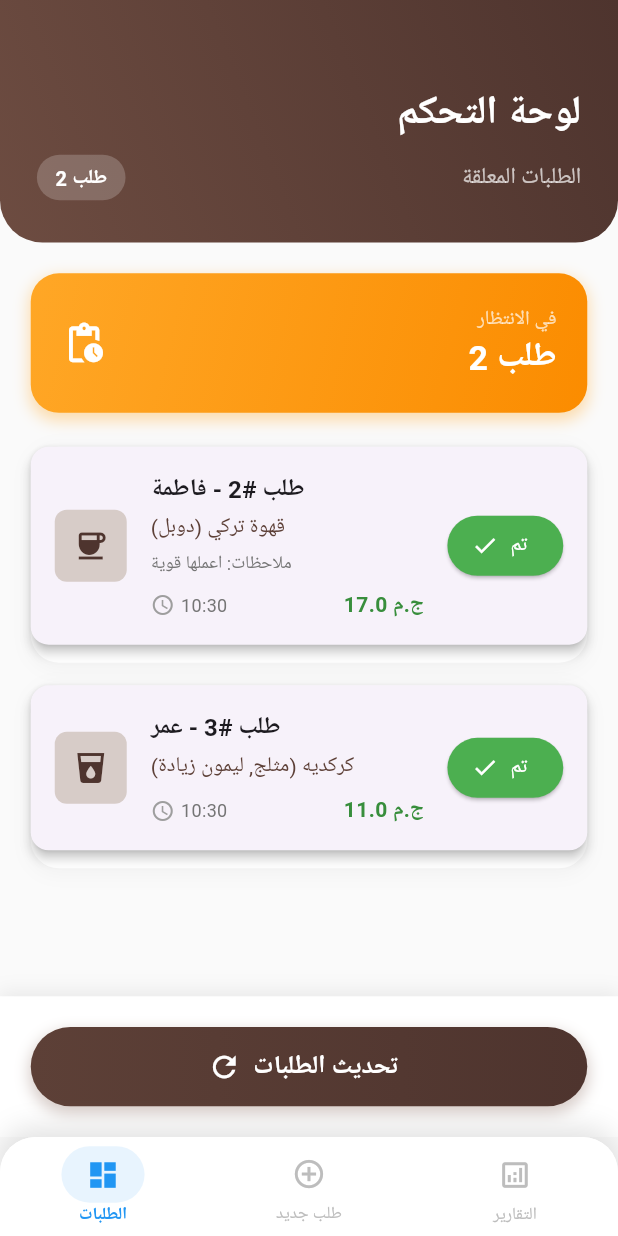
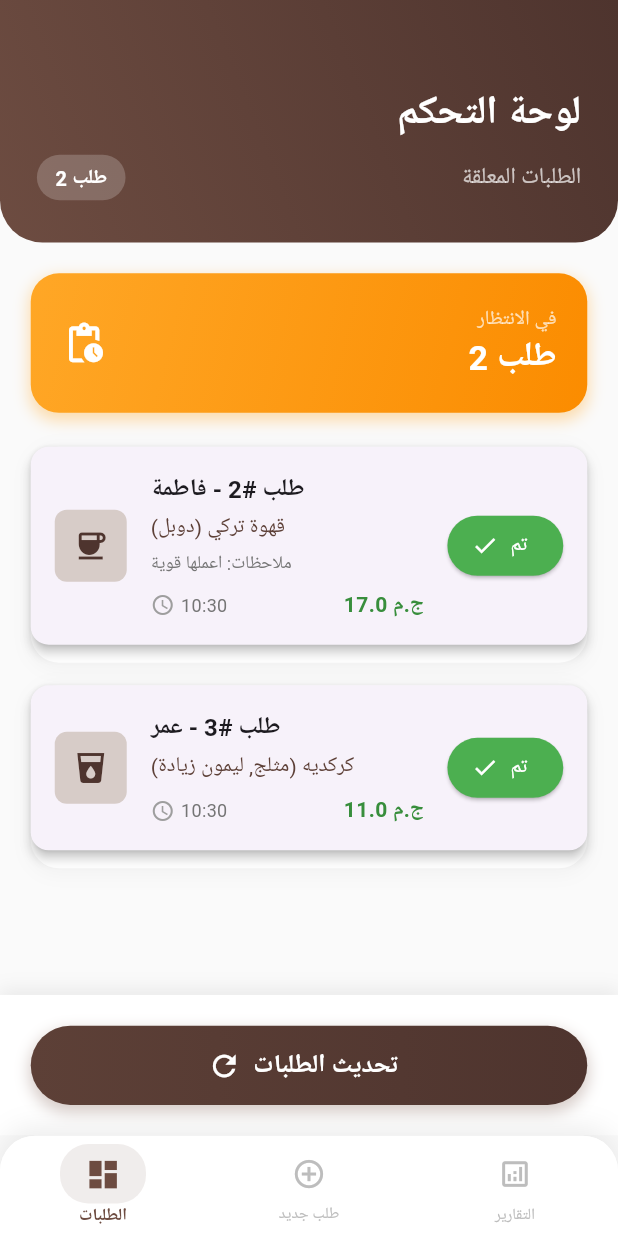
Before and after one commit to wafaasayed97/OOP_SOLID_Mentorship, a Flutter app: the screen it shows after launch, after a tap on "تم", on a phone screen of 412 x 824 dp. Run offline on Flutter 3.47's test engine with Material 3 defaults, Android fonts, the phone set to English and light mode, and no system bars; our stand-ins replace equatable, flutter_bloc, flutter_screenutil; Roboto replaces fonts that are missing (Arial).

Commit message:
fix the bottom nav bar commit

```diff
--- a/lib/features/presentation/ui/ahwa_manager_home_page.dart
+++ b/lib/features/presentation/ui/ahwa_manager_home_page.dart
@@ -16,33 +16,63 @@ class AhwaManagerHomePage extends StatefulWidget {
 
 class _AhwaManagerHomePageState extends State<AhwaManagerHomePage> {
   int _selectedIndex = 0;
-  PageController _pageController = PageController();
+  late PageController _pageController;
 
   final List<Map<String, dynamic>> _pages = [
     {
       'icon': Icons.dashboard_outlined,
       'activeIcon': Icons.dashboard,
       'label': 'الطلبات',
-      'color': Colors.blue,
+      'color': Colors.brown[600],
     },
     {
       'icon': Icons.add_circle_outline,
       'activeIcon': Icons.add_circle,
       'label': 'طلب جديد',
-      'color': Colors.green,
+      'color': Colors.brown[700],
     },
     {
       'icon': Icons.analytics_outlined,
       'activeIcon': Icons.analytics,
       'label': 'التقارير',
-      'color': Colors.purple,
+      'color': Colors.brown[800],
     },
   ];
+
+  @override
+  void initState() {
+    super.initState();
+    _pageController = PageController();
+  }
 
   @override
   void dispose() {
     _pageController.dispose();
     super.dispose();
+  }
+
+  bool _isNavigating = false;
+
+  void _onNavBarTap(int index) {
+    if (_isNavigating || _selectedIndex == index) return;
+
+    _isNavigating = true;
+    setState(() => _selectedIndex = index);
+
+    _pageController.animateToPage(
+      index,
+      duration: const Duration(milliseconds: 300),
+      curve: Curves.easeInOut,
+    ).then((_) {
+      _isNavigating = false;
+    });
+  }
+
+  void _onPageChanged(int index) {
+    // Only update if we're not currently navigating via nav bar
+    if (!_isNavigating) {
+      setState(() => _selectedIndex = index);
+    }
   }
 
   @override
@@ -70,11 +100,12 @@ class _AhwaManagerHomePageState extends State<AhwaManagerHomePage> {
                 behavior: SnackBarBehavior.floating,
                 shape: RoundedRectangleBorder(borderRadius: BorderRadius.circular(12.r)),
                 margin: EdgeInsets.all(16.w),
+                duration: const Duration(seconds: 4),
                 action: SnackBarAction(
                   label: 'إغلاق',
                   textColor: Colors.white,
                   onPressed: () {
-                    context.read<AhwaManagerCubit>().resetToLoaded();
+                    ScaffoldMessenger.of(context).hideCurrentSnackBar();
                   },
                 ),
               ),
@@ -83,9 +114,8 @@ class _AhwaManagerHomePageState extends State<AhwaManagerHomePage> {
         },
         child: PageView(
           controller: _pageController,
-          onPageChanged: (index) {
-            setState(() => _selectedIndex = index);
-          },
+          onPageChanged: _onPageChanged,
+          physics: const NeverScrollableScrollPhysics(), // Disable swipe to prevent conflicts
           children: const [
             DashboardScreen(),
             AddOrderScreen(),
@@ -102,8 +132,8 @@ class _AhwaManagerHomePageState extends State<AhwaManagerHomePage> {
           ),
           boxShadow: [
             BoxShadow(
-              color: Colors.grey.withOpacity(0.3),
-              spreadRadius: 1,
+              color: Colors.grey.withOpacity(0.2),
+              spreadRadius: 0,
               blurRadius: 15,
               offset: const Offset(0, -5),
             ),
@@ -116,45 +146,42 @@ class _AhwaManagerHomePageState extends State<AhwaManagerHomePage> {
           ),
           child: BottomNavigationBar(
             currentIndex: _selectedIndex,
-            onTap: (index) {
-              setState(() => _selectedIndex = index);
-              _pageController.animateToPage(
-                index,
-                duration: const Duration(milliseconds: 300),
-                curve: Curves.easeInOut,
-              );
-            },
+            onTap: _onNavBarTap,
             type: BottomNavigationBarType.fixed,
             backgroundColor: Colors.white,
-            selectedItemColor: _pages[_selectedIndex]['color'],
+            selectedItemColor: Colors.brown[600],
             unselectedItemColor: Colors.grey[400],
             selectedLabelStyle: TextStyle(
               fontWeight: FontWeight.bold,
               fontSize: 12.sp,
             ),
             unselectedLabelStyle: TextStyle(
-              fontSize: 12.sp,
+              fontSize: 11.sp,
+              fontWeight: FontWeight.w400,
             ),
             elevation: 0,
-            items: _pages.map((page) {
-              final index = _pages.indexOf(page);
+            items: List.generate(_pages.length, (index) {
+              final page = _pages[index];
               final isSelected = _selectedIndex == index;
 
               return BottomNavigationBarItem(
-                icon: Container(
+                icon: AnimatedContainer(
+                  duration: const Duration(milliseconds: 200),
                   padding: EdgeInsets.symmetric(vertical: 8.h, horizontal: 16.w),
                   decoration: BoxDecoration(
-                    color: isSelected ? page['color'].withOpacity(0.1) : Colors.transparent,
+                    color: isSelected
+                        ? Colors.brown[600]!.withOpacity(0.1)
+                        : Colors.transparent,
                     borderRadius: BorderRadius.circular(20.r),
                   ),
                   child: Icon(
                     isSelected ? page['activeIcon'] : page['icon'],
-                    size: 24.sp,
+                    size: isSelected ? 26.sp : 24.sp,
                   ),
                 ),
                 label: page['label'],
               );
-            }).toList(),
+            }),
           ),
         ),
       ),
```
